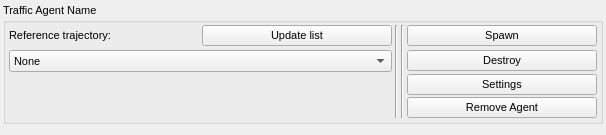
Above: modules/agentmanager/action/agents/ui/trafficvehicletab.ui from tud-hri/joan before the change. Below: the same form after it.
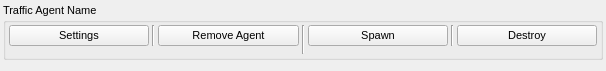
That is the form after the change.

Commit message: Traffic Vehicle implementation almost completed. Still need reference trajectory velocity implementation

Patch:
```diff
--- a/modules/agentmanager/action/agents/ui/trafficvehicletab.ui
+++ b/modules/agentmanager/action/agents/ui/trafficvehicletab.ui
@@ -7,7 +7,7 @@
     <x>0</x>
     <y>0</y>
     <width>606</width>
-    <height>122</height>
+    <height>56</height>
    </rect>
   </property>
   <property name="windowTitle">
@@ -23,7 +23,7 @@
    <property name="rightMargin">
     <number>3</number>
    </property>
-   <item row="0" column="0">
+   <item row="0" column="1">
     <widget class="QGroupBox" name="group_traffic_agent">
      <property name="minimumSize">
       <size>
@@ -58,21 +58,7 @@
       <property name="verticalSpacing">
        <number>2</number>
       </property>
-      <item row="0" column="4" rowspan="5">
-       <widget class="Line" name="line_3">
-        <property name="orientation">
-         <enum>Qt::Vertical</enum>
-        </property>
-       </widget>
-      </item>
-      <item row="0" column="5" rowspan="5">
-       <widget class="Line" name="line">
-        <property name="orientation">
-         <enum>Qt::Vertical</enum>
-        </property>
-       </widget>
-      </item>
-      <item row="2" column="6">
+      <item row="0" column="7">
        <widget class="QPushButton" name="btn_destroy">
         <property name="font">
          <font>
@@ -84,35 +70,14 @@
         </property>
        </widget>
       </item>
-      <item row="2" column="2" colspan="2">
-       <widget class="QComboBox" name="combo_box_traffic_trajectory">
-        <property name="sizePolicy">
-         <sizepolicy hsizetype="Preferred" vsizetype="Fixed">
-          <horstretch>0</horstretch>
-          <verstretch>0</verstretch>
-         </sizepolicy>
+      <item row="0" column="3" rowspan="5">
+       <widget class="Line" name="line_3">
+        <property name="orientation">
+         <enum>Qt::Vertical</enum>
         </property>
-        <property name="minimumSize">
-         <size>
-          <width>250</width>
-          <height>0</height>
-         </size>
-        </property>
-        <property name="font">
-         <font>
-          <pointsize>8</pointsize>
-          <weight>50</weight>
-          <bold>false</bold>
-         </font>
-        </property>
-        <item>
-         <property name="text">
-          <string>None</string>
-         </property>
-        </item>
        </widget>
       </item>
-      <item row="4" column="6">
+      <item row="0" column="2">
        <widget class="QPushButton" name="btn_remove_traffic_agent">
         <property name="font">
          <font>
@@ -124,53 +89,7 @@
         </property>
        </widget>
       </item>
-      <item row="0" column="3">
-       <widget class="QPushButton" name="btn_update_hcr_list">
-        <property name="sizePolicy">
-         <sizepolicy hsizetype="Preferred" vsizetype="Preferred">
-          <horstretch>0</horstretch>
-          <verstretch>0</verstretch>
-         </sizepolicy>
-        </property>
-        <property name="font">
-         <font>
-          <pointsize>8</pointsize>
-          <weight>50</weight>
-          <bold>false</bold>
-         </font>
-        </property>
-        <property name="text">
-         <string>Update list</string>
-        </property>
-       </widget>
-      </item>
-      <item row="0" column="2">
-       <widget class="QLabel" name="lblHcrtitle">
-        <property name="font">
-         <font>
-          <pointsize>8</pointsize>
-          <weight>50</weight>
-          <bold>false</bold>
-         </font>
-        </property>
-        <property name="text">
-         <string>Reference trajectory:</string>
-        </property>
-       </widget>
-      </item>
-      <item row="0" column="6">
-       <widget class="QPushButton" name="btn_spawn">
-        <property name="font">
-         <font>
-          <pointsize>8</pointsize>
-         </font>
-        </property>
-        <property name="text">
-         <string>Spawn</string>
-        </property>
-       </widget>
-      </item>
-      <item row="3" column="6">
+      <item row="0" column="0">
        <widget class="QPushButton" name="btn_settings">
         <property name="font">
          <font>
@@ -182,6 +101,32 @@
         </property>
        </widget>
       </item>
+      <item row="0" column="5">
+       <widget class="QPushButton" name="btn_spawn">
+        <property name="font">
+         <font>
+          <pointsize>8</pointsize>
+         </font>
+        </property>
+        <property name="text">
+         <string>Spawn</string>
+        </property>
+       </widget>
+      </item>
+      <item row="0" column="6">
+       <widget class="Line" name="line">
+        <property name="orientation">
+         <enum>Qt::Vertical</enum>
+        </property>
+       </widget>
+      </item>
+      <item row="0" column="1">
+       <widget class="Line" name="line_2">
+        <property name="orientation">
+         <enum>Qt::Vertical</enum>
+        </property>
+       </widget>
+      </item>
      </layout>
     </widget>
    </item>
```
The commit also changes 4 other files.
